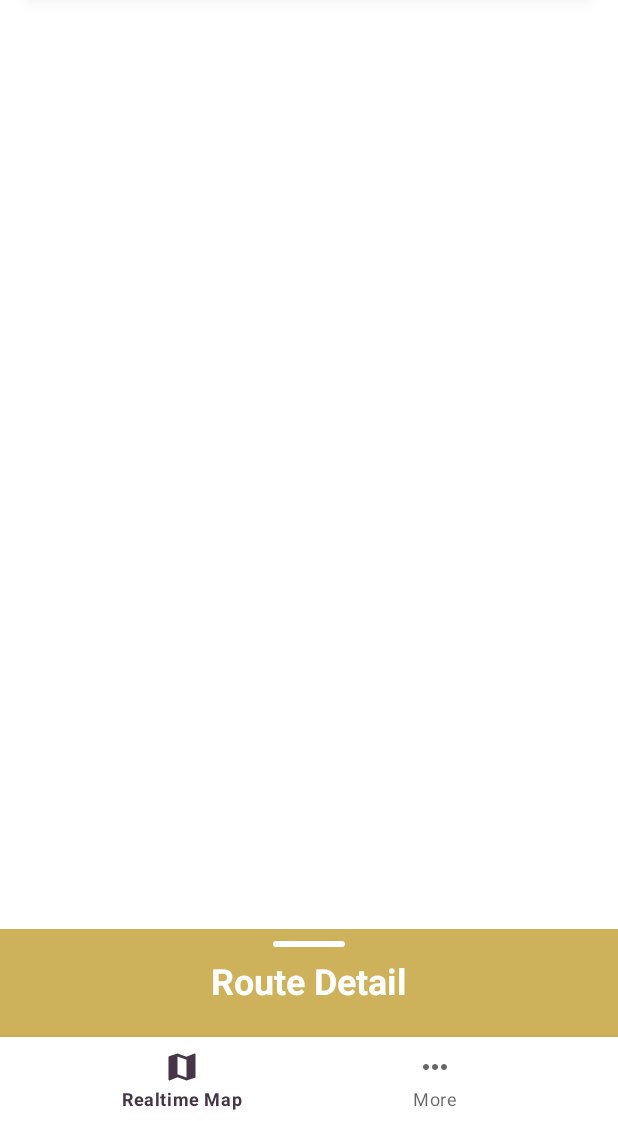
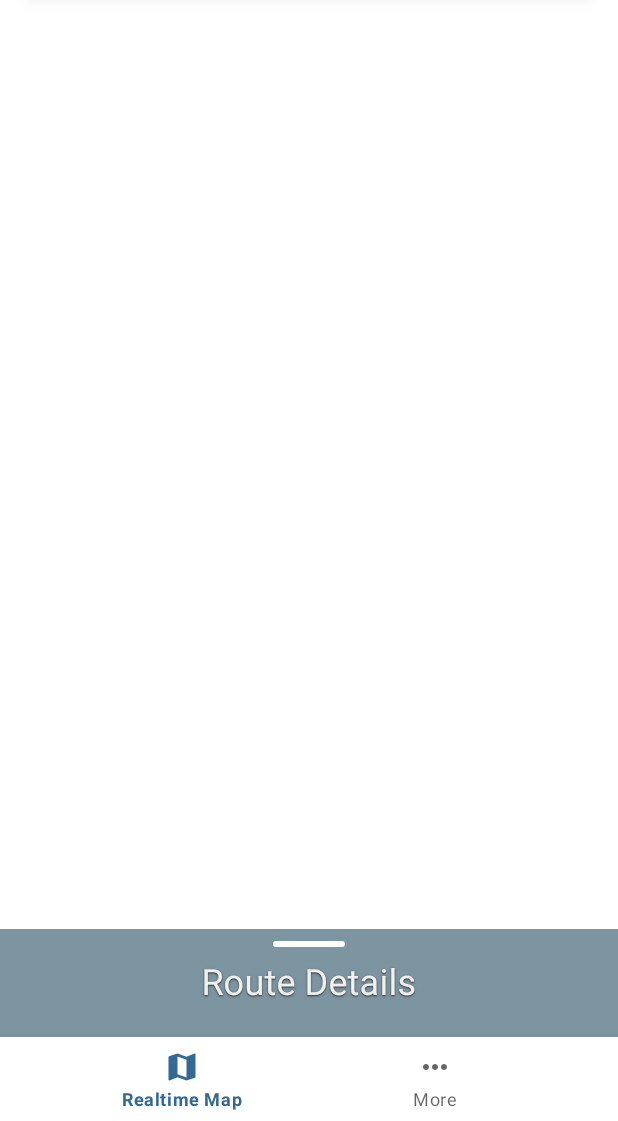
Before and after one commit to eddykwang/ShuttleTracker, an Android app: the screen it shows after launch (MainActivity), on a phone screen of 412 x 824 dp, the part 115-1236 px from its top. Run offline under Robolectric (Android 15) with nearby library versions, the light colour scheme and no system bars; our stand-ins replace Dagger/Hilt's generated code, navigation-ui; libraries missing offline, so code that uses them is left out: com.google.maps.android, com.skydoves.powerspinner; plain views replace PowerSpinnerView; 9 statements that could not run were skipped.

Commit message:
update color

```diff
--- a/app/src/main/res/layout/empty_space_layout.xml
+++ b/app/src/main/res/layout/empty_space_layout.xml
@@ -14,7 +14,7 @@
       android:layout_marginStart="16dp"
       android:layout_marginTop="16dp"
       android:layout_marginBottom="8dp"
-      android:fontFamily="sans-serif-light"
+      android:fontFamily="monospace"
       android:textAppearance="@style/TextAppearance.AppCompat.Large"
       android:textStyle="bold"
       app:layout_constraintBottom_toBottomOf="parent"
--- a/app/src/main/res/layout/realtime_bottom_sheet_view.xml
+++ b/app/src/main/res/layout/realtime_bottom_sheet_view.xml
@@ -31,7 +31,7 @@
           app:expandedTitleGravity="center"
           app:expandedTitleTextAppearance="@style/BottomSheet.CollapsedAppBar.expand"
           app:layout_scrollFlags="scroll|exitUntilCollapsed|snap"
-          app:title="Route Detail"
+          app:title="Route Details"
           >
 
 
--- a/app/src/main/res/values/colors.xml
+++ b/app/src/main/res/values/colors.xml
@@ -5,11 +5,15 @@
   <color name="colorAccent">#FF4081</color>
   <color name="warning">#78909C</color>
   <color name="about_bg">#346994</color>
-  <color name="white">#ffffff</color>
-  <color name="ucsd_accent">#CEB25B</color>
+  <color name="white">#F0F0F0</color>
+  <color name="grey">#2E2E2E</color>
+<!--  <color name="primary">#41739D</color>-->
+<!--  <color name="ucsd_accent">#7891A5</color>-->
+  <color name="primary">#617E8B</color>
+  <color name="ucsd_accent">#7D95A0</color>
 
-  <color name="fab_bg_color">#FF4081</color>
-  <color name="fab_icon_color">#fff</color>
+  <color name="fab_bg_color">#7D95A0</color>
+  <color name="fab_icon_color">#F0F0F0</color>
 
   <color name="light_gray">#30000000</color>
 
--- a/app/src/main/res/values/styles.xml
+++ b/app/src/main/res/values/styles.xml
@@ -3,8 +3,8 @@
   <!-- Base application theme. -->
   <style name="AppTheme" parent="Theme.MaterialComponents.Light.NoActionBar">
     <!-- Customize your theme here. -->
-    <item name="colorPrimary">@color/ID_13638</item>
-    <item name="colorPrimaryDark">@color/ID_13638</item>
+    <item name="colorPrimary">@color/about_bg</item>
+    <item name="colorPrimaryDark">@color/about_bg</item>
     <item name="colorAccent">@color/colorAccent</item>
   </style>
 
@@ -17,7 +17,11 @@
   <style name="BottomSheet.CollapsedAppBar.expand" parent="@android:style/TextAppearance.Medium">
     <item name="android:textSize">24sp</item>
     <item name="android:textColor">@color/white</item>
-    <item name="android:textStyle">bold</item>
+    <item name="android:textStyle">normal</item>
+    <item name="android:fontFamily">sans-serif</item>
+    <item name="android:shadowColor">@color/grey</item>
+    <item name="android:shadowDy">1</item>
+    <item name="android:shadowRadius">1</item>
   </style>
 
     <style name="CollapsedAppBar.normal" parent="@android:style/TextAppearance.Medium">
```
